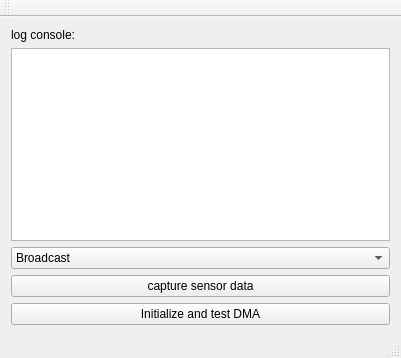
Old version of the form qt/FZ3TCPServer/mainwindow.ui in the repository HosseinBeheshti/FZ3.
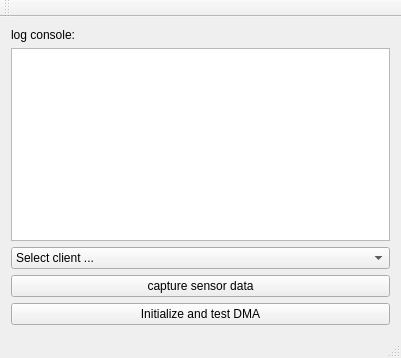
New version of the form.

Patch:
```diff
--- a/qt/FZ3TCPServer/mainwindow.ui
+++ b/qt/FZ3TCPServer/mainwindow.ui
@@ -28,7 +28,7 @@
       </property>
       <item>
        <property name="text">
-        <string>Broadcast</string>
+        <string>Select client ...</string>
        </property>
       </item>
      </widget>
```
